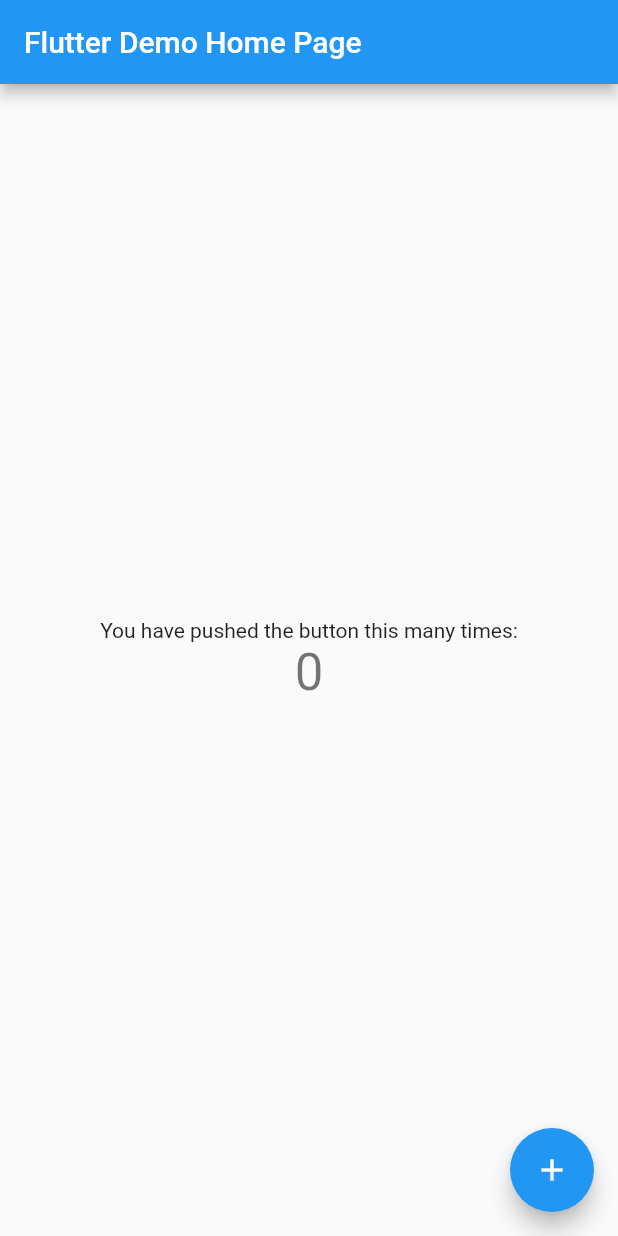
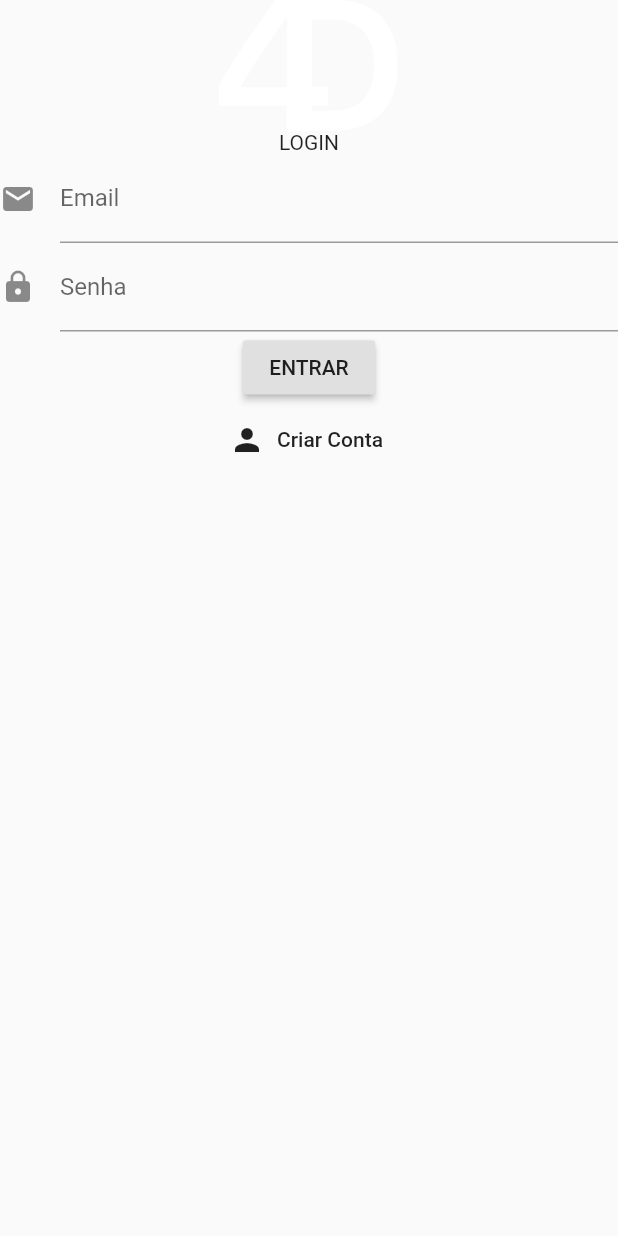
Before and after one commit to kleberapsilva/enquete_clean, a Flutter app: the screen it shows after launch, on a phone screen of 412 x 824 dp. Run offline on Flutter 3.47's test engine with Material 2 defaults, Android fonts, the phone set to English and light mode, and no system bars.

Commit message:
tela de login

```diff
--- /dev/null
+++ b/lib/intra/http/http.dart
@@ -0,0 +1 @@
+export './http_adapter.dart';
--- a/lib/main.dart
+++ /dev/null
@@ -1,117 +0,0 @@
-import 'package:flutter/material.dart';
-
-void main() {
-  runApp(MyApp());
-}
-
-class MyApp extends StatelessWidget {
-  // This widget is the root of your application.
-  @override
-  Widget build(BuildContext context) {
-    return MaterialApp(
-      title: 'Flutter Demo',
-      theme: ThemeData(
-        // This is the theme of your application.
-        //
-        // Try running your application with "flutter run". You'll see the
-        // application has a blue toolbar. Then, without quitting the app, try
-        // changing the primarySwatch below to Colors.green and then invoke
-        // "hot reload" (press "r" in the console where you ran "flutter run",
-        // or simply save your changes to "hot reload" in a Flutter IDE).
-        // Notice that the counter didn't reset back to zero; the application
-        // is not restarted.
-        primarySwatch: Colors.blue,
-        // This makes the visual density adapt to the platform that you run
-        // the app on. For desktop platforms, the controls will be smaller and
-        // closer together (more dense) than on mobile platforms.
-        visualDensity: VisualDensity.adaptivePlatformDensity,
-      ),
-      home: MyHomePage(title: 'Flutter Demo Home Page'),
-    );
-  }
-}
-
-class MyHomePage extends StatefulWidget {
-  MyHomePage({Key key, this.title}) : super(key: key);
-
-  // This widget is the home page of your application. It is stateful, meaning
-  // that it has a State object (defined below) that contains fields that affect
-  // how it looks.
-
-  // This class is the configuration for the state. It holds the values (in this
-  // case the title) provided by the parent (in this case the App widget) and
-  // used by the build method of the State. Fields in a Widget subclass are
-  // always marked "final".
-
-  final String title;
-
-  @override
-  _MyHomePageState createState() => _MyHomePageState();
-}
-
-class _MyHomePageState extends State<MyHomePage> {
-  int _counter = 0;
-
-  void _incrementCounter() {
-    setState(() {
-      // This call to setState tells the Flutter framework that something has
-      // changed in this State, which causes it to rerun the build method below
-      // so that the display can reflect the updated values. If we changed
-      // _counter without calling setState(), then the build method would not be
-      // called again, and so nothing would appear to happen.
-      _counter++;
-    });
-  }
-
-  @override
-  Widget build(BuildContext context) {
-    // This method is rerun every time setState is called, for instance as done
-    // by the _incrementCounter method above.
-    //
-    // The Flutter framework has been optimized to make rerunning build methods
-    // fast, so that you can just rebuild anything that needs updating rather
-    // than having to individually change instances of widgets.
-    return Scaffold(
-      appBar: AppBar(
-        // Here we take the value from the MyHomePage object that was created by
-        // the App.build method, and use it to set our appbar title.
-        title: Text(widget.title),
-      ),
-      body: Center(
-        // Center is a layout widget. It takes a single child and positions it
-        // in the middle of the parent.
-        child: Column(
-          // Column is also a layout widget. It takes a list of children and
-          // arranges them vertically. By default, it sizes itself to fit its
-          // children horizontally, and tries to be as tall as its parent.
-          //
-          // Invoke "debug painting" (press "p" in the console, choose the
-          // "Toggle Debug Paint" action from the Flutter Inspector in Android
-          // Studio, or the "Toggle Debug Paint" command in Visual Studio Code)
-          // to see the wireframe for each widget.
-          //
-          // Column has various properties to control how it sizes itself and
-          // how it positions its children. Here we use mainAxisAlignment to
-          // center the children vertically; the main axis here is the vertical
-          // axis because Columns are vertical (the cross axis would be
-          // horizontal).
-          mainAxisAlignment: MainAxisAlignment.center,
-          children: <Widget>[
-            Text(
-              'You have pushed the button this many times:',
-            ),
-            Text(
-              '$_counter',
-              style: Theme.of(context).textTheme.headline4,
-            ),
-          ],
-        ),
-      ),
-      floatingActionButton: FloatingActionButton(
-        onPressed: _incrementCounter,
-        tooltip: 'Increment',
-        child: Icon(Icons.add),
-      ), // This trailing comma makes auto-formatting nicer for build methods.
-    );
-  }
-}
--- /dev/null
+++ b/lib/ui/components/app.dart
@@ -0,0 +1,15 @@
+import 'package:enquete/ui/pages/pages.dart';
+import 'package:flutter/material.dart';
+
+class App extends StatelessWidget {
+  const App({Key key}) : super(key: key);
+
+  @override
+  Widget build(BuildContext context) {
+    return MaterialApp(
+      title: '4dev',
+      debugShowCheckedModeBanner: false,
+      home: LoginPage(),
+    );
+  }
+}
--- /dev/null
+++ b/lib/ui/components/components.dart
@@ -0,0 +1 @@
+export './app.dart';
--- /dev/null
+++ b/lib/ui/pages/login_page.dart
@@ -0,0 +1,45 @@
+import 'package:flutter/material.dart';
+
+class LoginPage extends StatelessWidget {
+  @override
+  Widget build(BuildContext context) {
+    return Scaffold(
+      body: SingleChildScrollView(
+        child: Column(
+          children: <Widget>[
+            Container(
+              child: Image(
+                image: AssetImage('lib/ui/assets/logo.png'),
+              ),
+            ),
+            Text('Login'.toUpperCase()),
+            Form(
+                child: Column(
+              children: <Widget>[
+                TextFormField(
+                  decoration: InputDecoration(
+                    labelText: 'Email',
+                    icon: Icon(Icons.email),
+                  ),
+                  keyboardType: TextInputType.emailAddress,
+                ),
+                TextFormField(
+                  decoration: InputDecoration(
+                    labelText: 'Senha',
+                    icon: Icon(Icons.lock),
+                  ),
+                  obscureText: true,
+                ),
+                RaisedButton(
+                  onPressed: () {},
+                  child: Text('Entrar'.toUpperCase()),
+                ),
+                FlatButton.icon(onPressed: () {}, icon: Icon(Icons.person), label: Text('Criar Conta'))
+              ],
+            ))
+          ],
+        ),
+      ),
+    );
+  }
+}
--- /dev/null
+++ b/lib/ui/pages/pages.dart
@@ -0,0 +1 @@
+export './login_page.dart';
--- a/pubspec.yaml
+++ b/pubspec.yaml
@@ -49,9 +49,9 @@ flutter:
   uses-material-design: true
 
   # To add assets to your application, add an assets section, like this:
-  # assets:
-  #   - images/a_dot_burr.jpeg
-  #   - images/a_dot_ham.jpeg
+  assets:
+    - lib/ui/assets/
+
 
   # An image asset can refer to one or more resolution-specific "variants", see
   # https://flutter.dev/assets-and-images/#resolution-aware.
```
Also changed, not shown: lib/intra/http/http_adapter.dart (+49 -2 lines), lib/main/main.dart (added, +7 -0 lines), lib/ui/assets/2.0x/logo.png (added), lib/ui/assets/3.0x/logo.png (added), lib/ui/assets/4.0x/logo.png (added), lib/ui/assets/logo.png (added), 1 other file.
